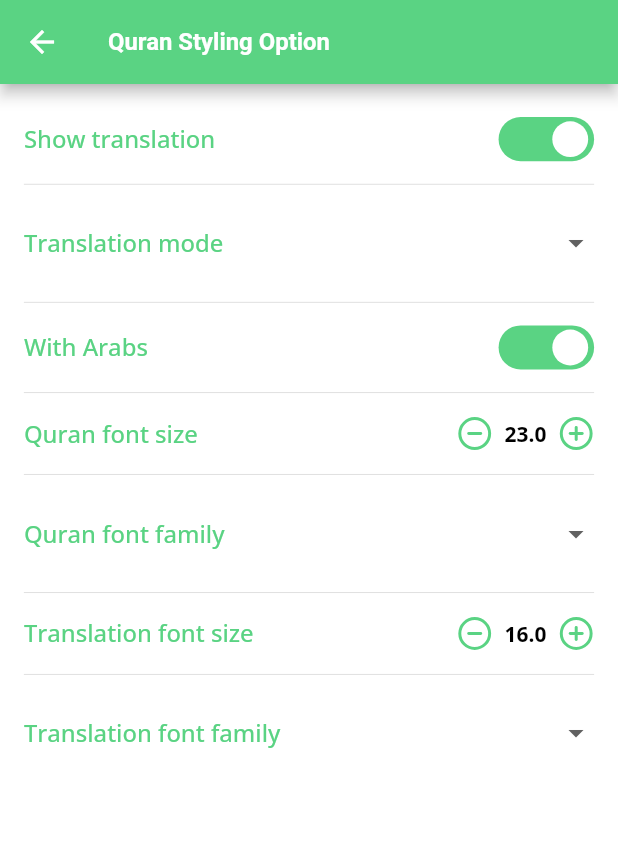
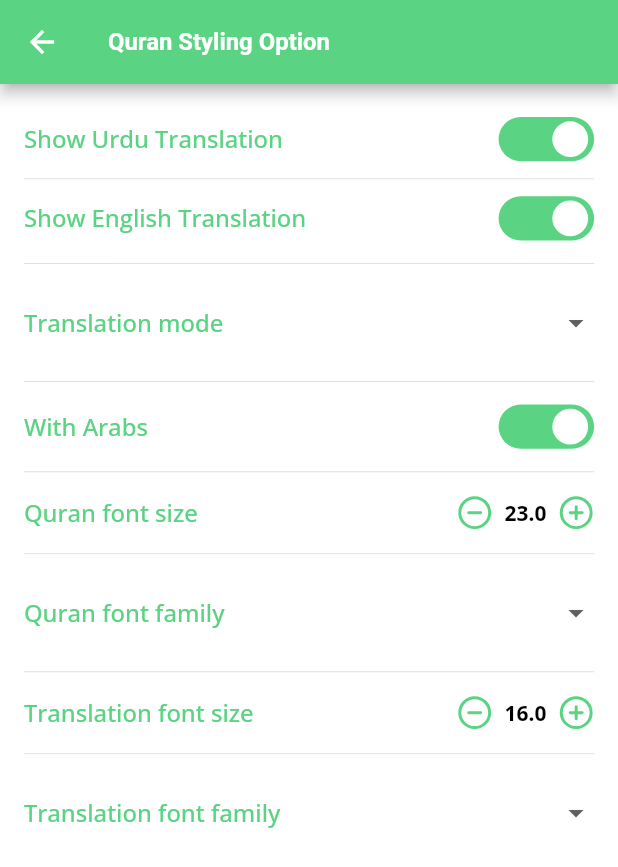
Before and after one commit to Abdul-Hanan-khan/ai-learn, a Flutter app: the OptionScreen screen opened directly, after a tap on an icon or button, on a phone screen of 412 x 824 dp. Shown: the top 867 px of the screen. Run offline on Flutter 3.47's test engine with Material 2 defaults, Android fonts, the phone set to English and light mode, and no system bars; our stand-ins replace bloc, dartz, dio, equatable, flutter_bloc, flutter_local_notifications and 13 more; missing offline and left inert: motion_sensors; accounts and stored records are empty; project files that could hold a hidden picture were left out.

Commit message:
english translation with switch

```diff
--- a/lib/src/core/database/database_table.dart
+++ b/lib/src/core/database/database_table.dart
@@ -27,8 +27,7 @@
         FetchDua(duas),
       );
 
-      final List<Map<String, Object?>> finalQurans =
-          await DatabaseService().splitQuranQuery(db);
+      final List<Map<String, Object?>> finalQurans = await DatabaseService().splitQuranQuery(db);
 
       BlocProvider.of<QuranBloc>(context).add(
         FetchQuran(finalQurans),
--- a/lib/src/core/util/model/quran.dart
+++ b/lib/src/core/util/model/quran.dart
@@ -2,6 +2,7 @@
   final int ayatId;
   final int ayatNumber;
   final String arabicText;
+  final String englishTranslations;
   final String urduTranslation;
   final int ayatSajda;
   final int surahRuku;
@@ -17,6 +18,7 @@
     required this.ayatId,
     required this.ayatNumber,
     required this.arabicText,
+    required this.englishTranslations,
     required this.urduTranslation,
     required this.ayatSajda,
     required this.surahRuku,
@@ -40,6 +42,7 @@
           ayatId: data['ayatId'] as int,
           ayatNumber: data['ayatNumber'] as int,
           arabicText: data['arabicText'].toString(),
+          englishTranslations: data['englishTranslations'].toString(),
           urduTranslation: data['urduTranslation'].toString(),
           ayatSajda: data['ayatSajda'] as int,
           surahRuku: data['surahRuku'] as int,
--- a/lib/src/features/quran/bloc/quran_theme/quran_theme_bloc.dart
+++ b/lib/src/features/quran/bloc/quran_theme/quran_theme_bloc.dart
@@ -10,7 +10,8 @@
   QuranThemeBloc()
       : super(
           QuranThemeState(
-            showTranslation: true,
+            showUrduTranslation: true,
+              showEnglishTranslation: true,
             translationMode: 'Urdu',
             withArabs: true,
             quranFontSize: 24,
@@ -22,7 +23,8 @@
     on<QuranThemeEvent>((event, emit) async {
       if (event is ShowTranslation) {
         emit(QuranThemeState(
-          showTranslation: event.show,
+          showUrduTranslation: event.showUrdu,
+          showEnglishTranslation: event.showEnglish,
           translationMode: state.translationMode,
           withArabs: state.withArabs,
           quranFontSize: state.quranFontSize,
@@ -33,7 +35,8 @@
       }
       if (event is SwitchTranslationMode) {
         emit(QuranThemeState(
-          showTranslation: state.showTranslation,
+          showUrduTranslation: state.showUrduTranslation,
+          showEnglishTranslation: state.showEnglishTranslation,
           translationMode: event.mode,
           withArabs: state.withArabs,
           quranFontSize: state.quranFontSize,
@@ -44,7 +47,8 @@
       }
       if (event is ShowWithArab) {
         emit(QuranThemeState(
-          showTranslation: state.showTranslation,
+          showUrduTranslation: state.showUrduTranslation,
+          showEnglishTranslation: state.showEnglishTranslation,
           translationMode: state.translationMode,
           withArabs: event.show,
           quranFontSize: state.quranFontSize,
@@ -55,7 +59,8 @@
       }
       if (event is AddQuranFontSize) {
         emit(QuranThemeState(
-          showTranslation: state.showTranslation,
+          showUrduTranslation: state.showUrduTranslation,
+          showEnglishTranslation: state.showEnglishTranslation,
           translationMode: state.translationMode,
           withArabs: state.withArabs,
           quranFontSize: state.quranFontSize + 1,
@@ -66,7 +71,8 @@
       }
       if (event is ReduceQuranFontSize) {
         emit(QuranThemeState(
-          showTranslation: state.showTranslation,
+          showUrduTranslation: state.showUrduTranslation,
+          showEnglishTranslation: state.showEnglishTranslation,
           translationMode: state.translationMode,
           withArabs: state.withArabs,
           quranFontSize: state.quranFontSize - 1,
@@ -77,7 +83,8 @@
       }
       if (event is SetQuranFontFamily) {
         emit(QuranThemeState(
-          showTranslation: state.showTranslation,
+          showUrduTranslation: state.showUrduTranslation,
+          showEnglishTranslation: state.showEnglishTranslation,
           translationMode: state.translationMode,
           withArabs: state.withArabs,
           quranFontSize: state.quranFontSize,
@@ -88,7 +95,8 @@
       }
       if (event is AddTranslationFontSize) {
         emit(QuranThemeState(
-          showTranslation: state.showTranslation,
+          showUrduTranslation: state.showUrduTranslation,
+          showEnglishTranslation: state.showEnglishTranslation,
           translationMode: state.translationMode,
           withArabs: state.withArabs,
           quranFontSize: state.quranFontSize,
@@ -99,7 +107,8 @@
       }
       if (event is ReduceTranslationFontSize) {
         emit(QuranThemeState(
-          showTranslation: state.showTranslation,
+          showUrduTranslation: state.showUrduTranslation,
+          showEnglishTranslation: state.showEnglishTranslation,
           translationMode: state.translationMode,
           withArabs: state.withArabs,
           quranFontSize: state.quranFontSize,
@@ -110,7 +119,8 @@
       }
       if (event is SetTranslationFontFamily) {
         emit(QuranThemeState(
-          showTranslation: state.showTranslation,
+          showUrduTranslation: state.showUrduTranslation,
+          showEnglishTranslation: state.showEnglishTranslation,
           translationMode: state.translationMode,
           withArabs: state.withArabs,
           quranFontSize: state.quranFontSize,
@@ -130,7 +140,8 @@
   QuranThemeState? fromJson(Map<String, dynamic> json) {
     try {
       return QuranThemeState(
-        showTranslation: json['showTranslation'] as bool,
+        showUrduTranslation: json['showUrduTranslation'] as bool,
+          showEnglishTranslation: json['showEnglishTranslation'] as bool,
         translationMode: json['translationMode'].toString(),
         withArabs: json['withArabs'] as bool,
         quranFontSize: json['quranFontSize'] as double,
@@ -147,7 +158,7 @@
   Map<String, dynamic>? toJson(QuranThemeState state) {
     try {
       return {
-        'showTranslation': state.showTranslation,
+        'showTranslation': state.showUrduTranslation,
         'translationMode': state.translationMode,
         'withArabs': state.withArabs,
         'quranFontSize': state.quranFontSize,
--- a/lib/src/features/quran/bloc/quran_theme/quran_theme_event.dart
+++ b/lib/src/features/quran/bloc/quran_theme/quran_theme_event.dart
@@ -5,12 +5,13 @@
 }
 
 class ShowTranslation extends QuranThemeEvent {
-  final bool show;
+  final bool showUrdu;
+  final bool showEnglish;
 
-  ShowTranslation(this.show);
+  ShowTranslation(this.showUrdu,this.showEnglish);
 
   @override
-  List<Object> get props => [show];
+  List<Object> get props => [showUrdu,showEnglish];
 }
 
 class SwitchTranslationMode extends QuranThemeEvent {
--- a/lib/src/features/quran/bloc/quran_theme/quran_theme_state.dart
+++ b/lib/src/features/quran/bloc/quran_theme/quran_theme_state.dart
@@ -1,7 +1,8 @@
 part of 'quran_theme_bloc.dart';
 
 class QuranThemeState extends Equatable {
-  final bool showTranslation;
+  final bool showUrduTranslation;
+  final bool showEnglishTranslation;
   final String translationMode;
   final bool withArabs;
   final double quranFontSize;
@@ -10,7 +11,8 @@
   final String translationFontFamily;
 
   QuranThemeState({
-    required this.showTranslation,
+    required this.showUrduTranslation,
+    required this.showEnglishTranslation,
     required this.translationMode,
     required this.withArabs,
     required this.quranFontSize,
@@ -21,7 +23,8 @@
 
   @override
   List<Object> get props => [
-        showTranslation,
+        showUrduTranslation,
+        showEnglishTranslation,
         translationMode,
         withArabs,
         quranFontSize,
--- a/lib/src/features/quran/screen/option_screen.dart
+++ b/lib/src/features/quran/screen/option_screen.dart
@@ -56,11 +56,13 @@
   Widget build(BuildContext context) {
     return Padding(
       padding: EdgeInsets.symmetric(vertical: 8.0.h),
-      child: Row(
+      child: Column(
+        children: [
+          Row(
             mainAxisAlignment: MainAxisAlignment.spaceBetween,
             children: [
               Text(
-            'Show translation',
+                'Show Urdu Translation',
                 style: Theme.of(context)
                     .textTheme
                     .titleLarge!
@@ -69,13 +71,41 @@
               BlocBuilder<QuranThemeBloc, QuranThemeState>(
                 builder: (context, state) {
                   return CustomSwitch(
-                  value: state.showTranslation,
+                      value: state.showUrduTranslation,
                       onChanged: (val) {
                         BlocProvider.of<QuranThemeBloc>(context).add(
-                      ShowTranslation(val),
+                          ShowTranslation(val,state.showEnglishTranslation),
                         );
                       });
                 },
+              ),
+            ],
+          ),
+          SizedBox(height: 4.h,),
+          Divider(),
+          SizedBox(height: 4.h,),
+          Row(
+            mainAxisAlignment: MainAxisAlignment.spaceBetween,
+            children: [
+              Text(
+                'Show English Translation',
+                style: Theme.of(context)
+                    .textTheme
+                    .titleLarge!
+                    .copyWith(color: Theme.of(context).primaryColor),
+              ),
+              BlocBuilder<QuranThemeBloc, QuranThemeState>(
+                builder: (context, state) {
+                  return CustomSwitch(
+                      value: state.showEnglishTranslation,
+                      onChanged: (val) {
+                        BlocProvider.of<QuranThemeBloc>(context).add(
+                          ShowTranslation(state.showUrduTranslation,val),
+                        );
+                      });
+                },
+              ),
+            ],
           ),
         ],
       ),
--- a/lib/src/features/quran/widget/quran_card.dart
+++ b/lib/src/features/quran/widget/quran_card.dart
@@ -80,9 +80,22 @@
                       SizedBox(
                         height: 8.h,
                       ),
-                      if (state.showTranslation)
+                      if (state.showUrduTranslation)
                         Text(
                           '${quran.urduTranslation}',
+                          textAlign: TextAlign.end,
+                          style:
+                              Theme.of(context).textTheme.titleLarge!.copyWith(
+                                    fontFamily: 'Jameel',
+                                    fontSize: state.translationFontSize,
+                                  ),
+                        ),
+                      SizedBox(
+                        height: 8.h,
+                      ),
+                      if (state.showEnglishTranslation)
+                        Text(
+                          '${quran.englishTranslations}',
                           textAlign: TextAlign.end,
                           style:
                               Theme.of(context).textTheme.titleLarge!.copyWith(
--- a/lib/src/features/splash/screen/splash_screen.dart
+++ b/lib/src/features/splash/screen/splash_screen.dart
@@ -11,11 +11,19 @@
 }
 
 class _SplashScreenState extends State<SplashScreen> {
+
   @override
-  void didChangeDependencies() {
-    super.didChangeDependencies();
+  void initState() {
+    // TODO: implement initState
     checkDatabaseAvailability(context);
+    super.initState();
   }
+
+  // @override
+  // void didChangeDependencies() {
+  //   super.didChangeDependencies();
+  //   checkDatabaseAvailability(context);
+  // }
 
   @override
   Widget build(BuildContext context) {
```
Lines whose indentation alone changed are shown as unchanged.
